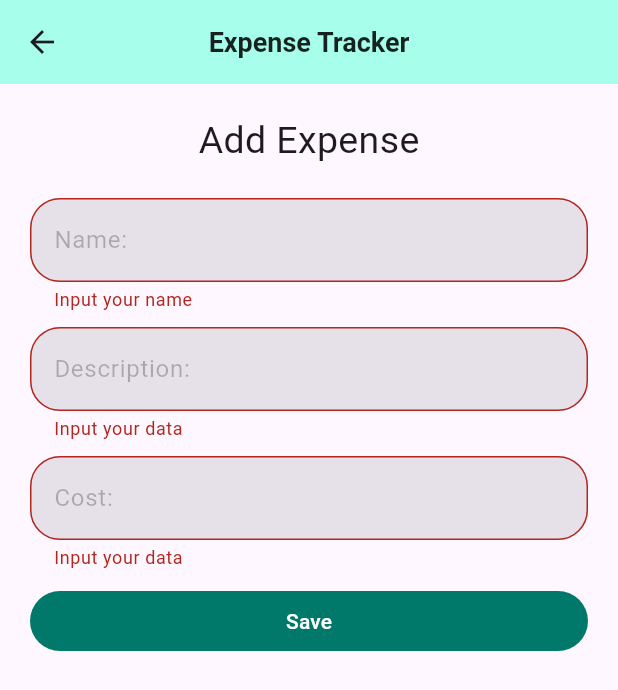
After one commit to jajamaligaya/Daily-Sales, a Flutter app: the Addexpense screen opened by its route, after a tap on "Save", on a phone screen of 412 x 824 dp. The commit adds this screen. Shown: the top 690 px of the screen. Run offline on Flutter 3.47's test engine with Material 3 defaults, Android fonts, the phone set to English and light mode, and no system bars.

Commit message:
Dynamic_UI July 1

```diff
--- a/lib/main.dart
+++ b/lib/main.dart
@@ -1,9 +1,13 @@
+import 'package:daily_sales_project/pages/AddExpense.dart';
 import 'package:daily_sales_project/pages/Dashboard.dart';
 import 'package:daily_sales_project/pages/ListItems.dart';
 import 'package:flutter/material.dart';
 
 void main() {
   runApp(MaterialApp(
-      home: ListItems ()
+      routes: {
+        '/':(context) => ListItems(),
+        '/add':(context) =>Addexpense()
+      },
   ));
 }
--- /dev/null
+++ b/lib/pages/AddExpense.dart
@@ -0,0 +1,135 @@
+import 'package:flutter/material.dart';
+
+class Addexpense extends StatefulWidget {
+  const Addexpense({super.key});
+
+  @override
+  State<Addexpense> createState() => _AddexpenseState();
+}
+class _AddexpenseState extends State<Addexpense> {
+  final _formKey = GlobalKey<FormState>();
+  String _name ='';
+  String _description ='';
+  double _const =0.0;
+
+
+
+  @override
+  Widget build(BuildContext context) {
+    return Scaffold(
+      appBar: AppBar(
+        backgroundColor: Colors.tealAccent[100],
+        title: Text(
+          'Expense Tracker',
+          style: TextStyle(
+            fontWeight: FontWeight.bold,
+            fontSize: 18,
+            color: Colors.black87,
+          ),
+        ),
+        centerTitle: true,
+        elevation: 0,
+      ),
+      body: Container(
+        padding: const EdgeInsets.all(20),
+        child: Form(
+          key: _formKey,
+          child: Column(
+            children: [
+              const Text('Add Expense', style: TextStyle(fontSize: 25),),
+              const SizedBox(height: 20),
+
+              TextFormField(
+                decoration: InputDecoration(
+                  labelText: 'Name:',
+                  labelStyle: TextStyle(color: Colors.black26),
+                  filled: true,
+                  fillColor: Colors.lightBlueAccent[50],
+                  border: OutlineInputBorder(
+                    borderRadius: BorderRadius.circular(20)
+                  ),
+                  focusedBorder: OutlineInputBorder(
+                    borderSide: BorderSide(color: Colors.lightBlue),
+                    borderRadius: BorderRadius.circular(14)
+                  ),
+                ),
+                validator: (value){
+                  if(value == null || value.isEmpty){
+                    return 'Input your name';
+                  }
+                  return  null;
+                }
+              ),
+
+              SizedBox(height: 10,),
+              TextFormField(
+                decoration: InputDecoration(
+                  labelText: 'Description:',
+                  labelStyle: TextStyle(color: Colors.black26),
+                  filled: true,
+                  fillColor: Colors.lightBlueAccent[500],
+                  border: OutlineInputBorder(
+                      borderRadius: BorderRadius.circular(20)),
+                  focusedBorder: OutlineInputBorder(
+                      borderSide: BorderSide(color: Colors.lightBlue),
+                      borderRadius: BorderRadius.circular(14)),
+                ),
+                  validator: (value){
+                    if(value == null || value.isEmpty){
+                      return 'Input your data';
+                    }
+                    return  null;
+                  }
+              ),
+
+              SizedBox(height: 10,),
+              TextFormField(
+                decoration: InputDecoration(
+                  labelText: 'Cost:',
+                  labelStyle: TextStyle(color: Colors.black26),
+                  filled: true,
+                  fillColor: Colors.lightBlueAccent[900],
+                  border: OutlineInputBorder(
+                      borderRadius: BorderRadius.circular(20)),
+                  focusedBorder: OutlineInputBorder(
+                      borderSide: BorderSide(color: Colors.lightBlue),
+                      borderRadius: BorderRadius.circular(14)
+                  ),
+                ),
+                  validator: (value){
+                    if(value == null || value.isEmpty){
+                      return 'Input your data';
+                    }
+                    return  null;
+                  }
+              ),
+
+
+              Container(
+                margin: EdgeInsets.symmetric(vertical: 10),
+                width: double.infinity,
+                child: Column(
+                  crossAxisAlignment: CrossAxisAlignment.stretch,
+                  children: [
+                    FilledButton(
+                      onPressed: (){
+                        if(_formKey.currentState!.validate()){
+                          print('The form is Validated');
+                        }
+                      },
+                      child: Text ('Save'),
+                      style: FilledButton.styleFrom(
+                        backgroundColor: Colors.teal[700],
+                      ),
+                    )
+                  ],
+                ),
+              ),
+            ],
+          ),
+        ),
+      ),
+
+    );
+  }
+}
--- a/lib/pages/ListItems.dart
+++ b/lib/pages/ListItems.dart
@@ -28,7 +28,9 @@ class _ListItemsState extends State<ListItems> {
         backgroundColor: Colors.tealAccent[100],
       ),
           body: Column(
+
             crossAxisAlignment: CrossAxisAlignment.start,
+
             children: [
               const Padding(
                 padding: EdgeInsets.symmetric(vertical: 10.0),
@@ -52,7 +54,12 @@ class _ListItemsState extends State<ListItems> {
                 ),
             ],
           ),
-    );
+      floatingActionButton: FloatingActionButton(
+        onPressed: () {
+          Navigator.pushNamed(context, '/add');
+        },
+        child: Icon(Icons.add_box_rounded),
+      ),);
   }
 }
 
```
